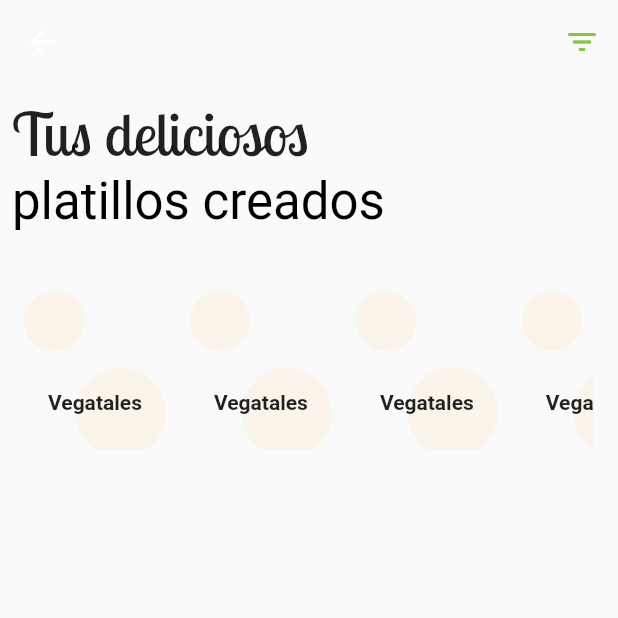
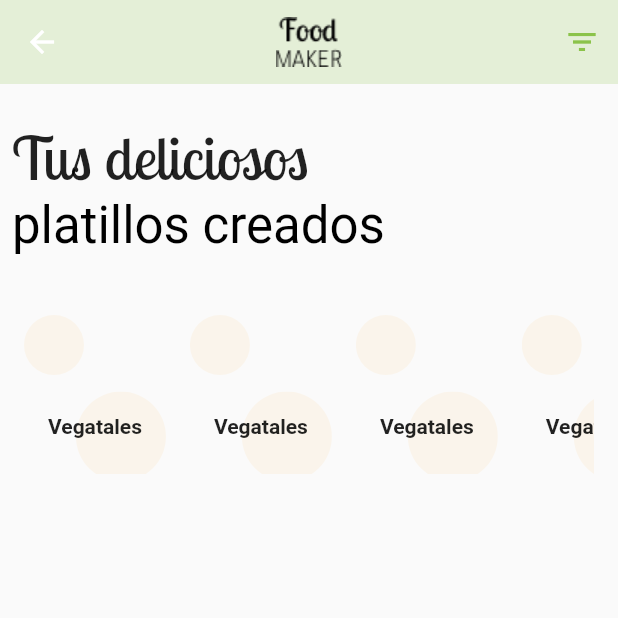
Before and after one commit to EdHuamani/foodie-maker, a Flutter app: the screen it shows after launch, after a tap on "Maker", on a phone screen of 412 x 824 dp, the top half of it. Run offline on Flutter 3.47's test engine with Material 2 defaults, Android fonts, the phone set to English and light mode, and no system bars; our stand-ins replace cloud_firestore, flare_flutter, flutter_redux, redux; accounts and stored records are empty; statements that could not run were skipped.

Commit message:
add navbar

```diff
--- a/lib/presentation/home_screen.dart
+++ b/lib/presentation/home_screen.dart
@@ -15,23 +15,26 @@ class HomeScreen extends StatelessWidget {
 
   List getItems(context) {
     return [
-      rowFilterByType(),
       buildTitle(context),
+      // SizedBox(height: 16),
+      // rowFilterByType(),
       SizedBox(height: 16),
       Padding(
         padding: EdgeInsets.symmetric(horizontal: 8.0, vertical: 4),
         child: ListTile(
+          leading: Icon(Icons.check,color: Colors.lightGreen,),
           title: Text("Papa"),
-          trailing: Icon(Icons.remove),
+          trailing: Icon(Icons.remove,color: Colors.cyan),
         ),
       ),
       Padding(
         padding: EdgeInsets.symmetric(horizontal: 8.0, vertical: 4),
         child: ListTile(
+             leading: Icon(Icons.check,color: Colors.lightGreen,),
           title: Text("pollo"),
-          trailing: Icon(Icons.remove),
+          trailing: Icon(Icons.remove,color: Colors.cyan),
         ),
-      )
+      ),
     ];
   }
 
@@ -41,8 +44,12 @@ class HomeScreen extends StatelessWidget {
     List items = getItems(context);
     return Scaffold(
       appBar: AppBar(
-        backgroundColor: Colors.transparent,
+        backgroundColor: Colors.lightGreen.withOpacity(0.2),
         elevation: 0,
+        title: Container(
+          child: Image.asset('assets/img/logo.png'),
+        ),
+        centerTitle: true,
       ),
       body: Container(
           padding: EdgeInsets.all(8.0),
--- a/lib/presentation/recipe_screen.dart
+++ b/lib/presentation/recipe_screen.dart
@@ -28,8 +28,12 @@ class _RecipeScreenState extends State<RecipeScreen> {
     items.addAll(widget.recipes);
     return Scaffold(
       appBar: AppBar(
-        backgroundColor: Colors.transparent,
+        backgroundColor: Colors.lightGreen.withOpacity(0.2),
         elevation: 0,
+        title: Container(
+          child: Image.asset('assets/img/logo.png'),
+        ),
+        centerTitle: true,
         actions: <Widget>[
           Container(
             child: IconButton(
@@ -69,9 +73,12 @@ class _RecipeScreenState extends State<RecipeScreen> {
             Column(
               crossAxisAlignment: CrossAxisAlignment.start,
               children: <Widget>[
-                Text(
+                Padding(
+                  padding: EdgeInsets.only(top: 16),
+                  child: Text(
                     'Tus deliciosos',
                     style: titleFont,
+                  ),
                 ),
                 Text(
                   'platillos creados',
@@ -115,9 +122,12 @@ class _RecipeScreenState extends State<RecipeScreen> {
             Container(
               width: 100,
               height: 100,
+              padding: EdgeInsets.all(4),
               child: Image.network(recipe.imageUrl),
             ),
-            Column(
+            Container(
+              margin: EdgeInsets.only(left: 8),
+              child: Column(
                 crossAxisAlignment: CrossAxisAlignment.start,
                 children: <Widget>[
                   SizedBox(height: 8),
@@ -153,6 +163,7 @@ class _RecipeScreenState extends State<RecipeScreen> {
                   ),
                 ],
               ),
+            ),
           ],
         ),
       ),
--- a/pubspec.yaml
+++ b/pubspec.yaml
@@ -46,6 +46,7 @@ flutter:
   # To add assets to your application, add an assets section, like this:
   assets:
    - assets/animation/loading.flr
+   - assets/img/logo.png
   #  - images/a_dot_ham.jpeg
 
   # An image asset can refer to one or more resolution-specific "variants", see
```
Also changed, not shown: assets/img/logo.png (added). Lines whose indentation alone changed are shown as unchanged.
